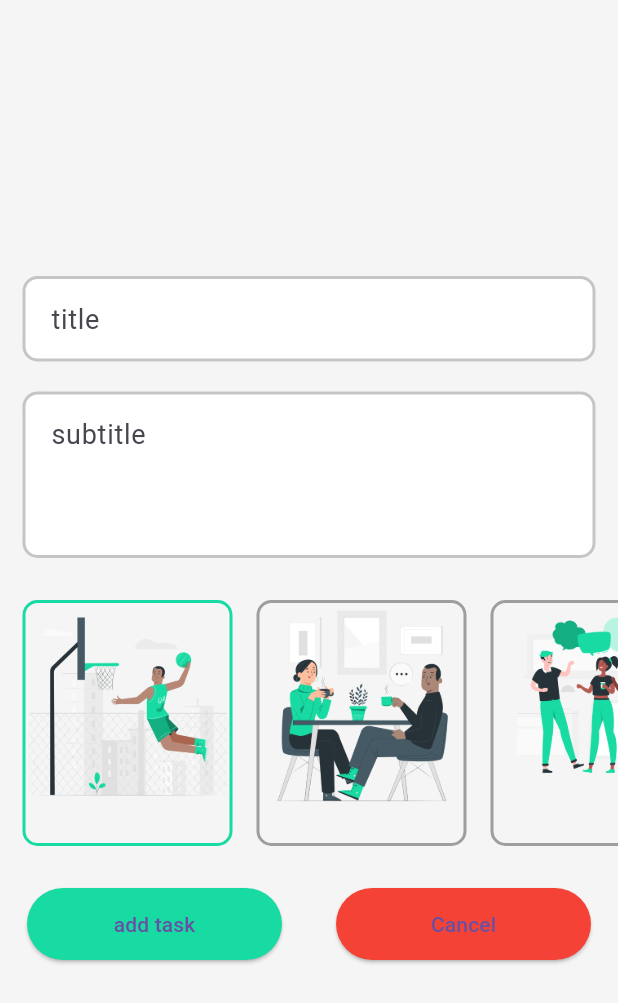
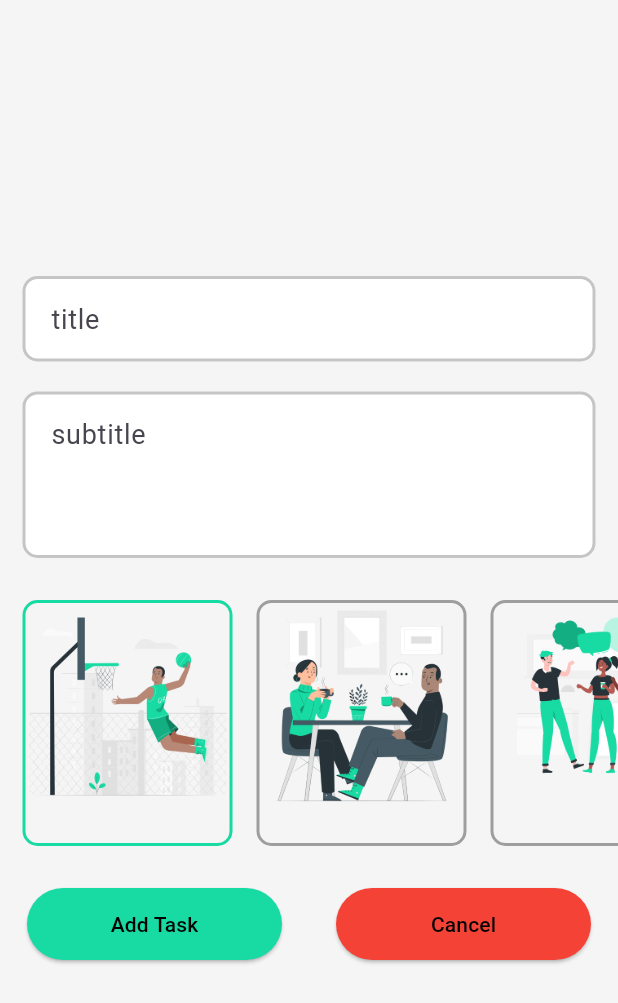
Before and after one commit to MrSajidShaikh/task_manager, a Flutter app: the screen it shows once a user with an empty profile is signed in, after a tap on the "add" icon, on a phone screen of 412 x 824 dp. Shown: the top 1003 px of the screen. Run offline on Flutter 3.47's test engine with Material 3 defaults, Android fonts, the phone set to English and light mode, and no system bars; our stand-ins replace cloud_firestore, firebase_auth, firebase_core; accounts and stored records are empty.

Commit message:
25-10-24

```diff
--- a/lib/Screen/add_note_screen.dart
+++ b/lib/Screen/add_note_screen.dart
@@ -51,7 +51,7 @@ class _Add_creenState extends State<Add_Screen> {
             Firestore_Datasource().AddNote(subtitle.text, title.text, indexx);
             Navigator.pop(context);
           },
-          child: const Text('add task'),
+          child: const Text('Add Task',style: TextStyle(color: Colors.black),),
         ),
         ElevatedButton(
           style: ElevatedButton.styleFrom(
@@ -61,7 +61,7 @@ class _Add_creenState extends State<Add_Screen> {
           onPressed: () {
             Navigator.pop(context);
           },
-          child: const Text('Cancel'),
+          child: const Text('Cancel',style: TextStyle(color: Colors.black),),
         ),
       ],
     );
--- a/lib/Screen/home_screen.dart
+++ b/lib/Screen/home_screen.dart
@@ -1,6 +1,5 @@
 import 'package:flutter/material.dart';
 import 'package:flutter/rendering.dart';
-
 import '../Const/colors.dart';
 import '../Widgets/stream_note.dart';
 import 'add_note_screen.dart';
@@ -18,13 +17,23 @@ class _Home_ScreenState extends State<Home_Screen> {
   @override
   Widget build(BuildContext context) {
     return Scaffold(
+      appBar: AppBar(
+        centerTitle: true,
+        title: const Text("Tasks"),
+        backgroundColor: custom_green,
+        leading: const Icon(Icons.menu),
+        actions: const [
+          Icon(Icons.search_sharp),
+          SizedBox(width: 20,)
+        ],
+      ),
       backgroundColor: backgroundColors,
       floatingActionButton: Visibility(
         visible: show,
         child: FloatingActionButton(
           onPressed: () {
             Navigator.of(context).push(MaterialPageRoute(
-              builder: (context) => Add_Screen(),
+              builder: (context) => const Add_Screen(),
             ));
           },
           backgroundColor: custom_green,
@@ -49,11 +58,10 @@ class _Home_ScreenState extends State<Home_Screen> {
           child: Column(
             children: [
               Stream_note(false),
-              Text(
+              const Text(
                 'isDone',
                 style: TextStyle(
                     fontSize: 16,
-                    color: Colors.grey.shade500,
                     fontWeight: FontWeight.bold),
               ),
               Stream_note(true),
```
Also changed, not shown: lib/Screen/edit_screen.dart (+11 -11 lines).
